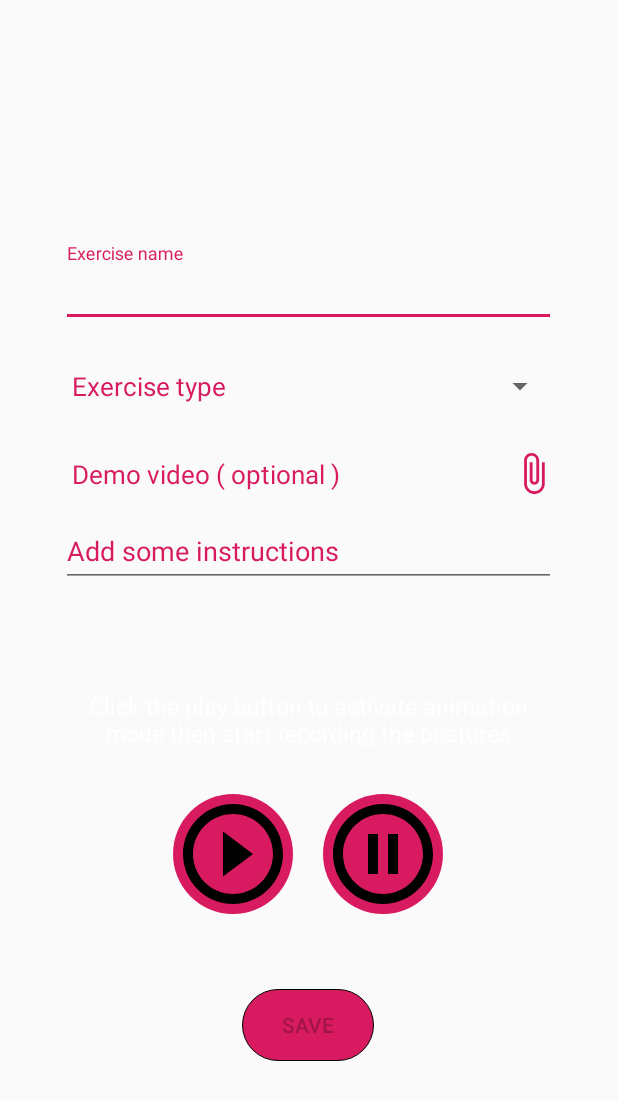
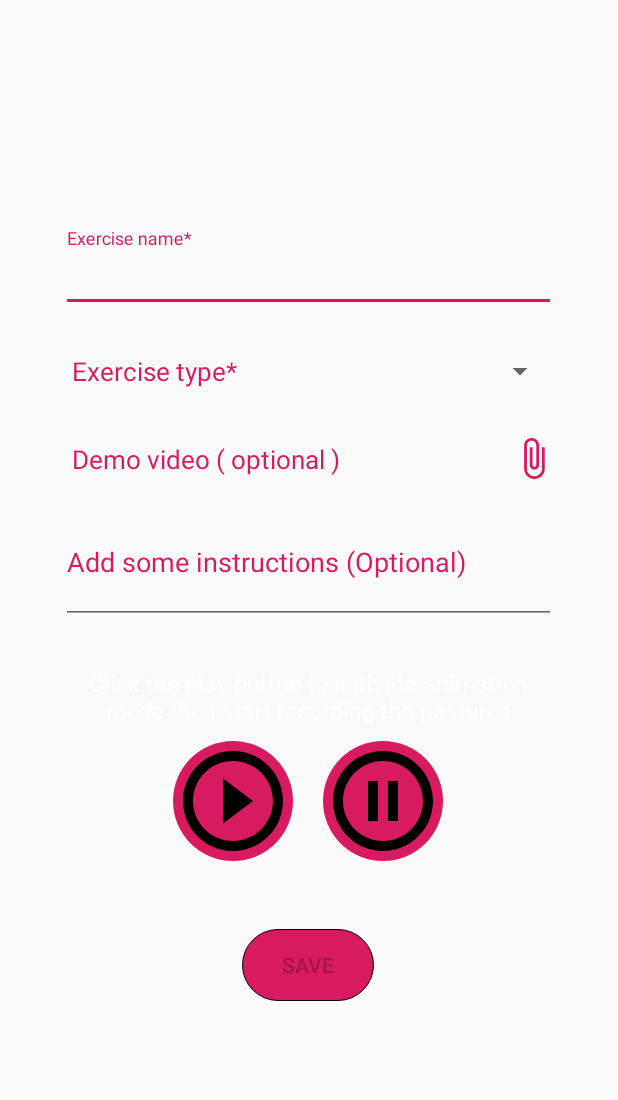
Before and after one commit to Moufdi96/Internship-Poject, an Android app: the layout creat_new_movment_fragment.xml on its own in the app's theme, with its tools: preview values and no code run, on a phone screen of 412 x 824 dp. Shown: the top 1100 px of the screen. Run offline under Robolectric (Android 15) with nearby library versions, the phone set to English and light mode, and no system bars.

Commit message:
Instructions feature is working

```diff
--- a/PepperApp/app/build.gradle
+++ b/PepperApp/app/build.gradle
@@ -30,8 +30,8 @@ dependencies {
     implementation 'com.google.android.material:material:1.0.0'
     implementation 'androidx.constraintlayout:constraintlayout:1.1.3'
     implementation 'androidx.cardview:cardview:1.0.0'
-    implementation files('/home/moufdi_taha/Downloads/commons-net-3.6-bin/commons-net-3.6/commons-net-3.6.jar')
-    //implementation files('C:\\Users\\test\\Documents\\commons-net-3.6-bin\\commons-net-3.6\\commons-net-3.6.jar')
+    //implementation files('/home/moufdi_taha/Downloads/commons-net-3.6-bin/commons-net-3.6/commons-net-3.6.jar')
+    implementation files('C:\\Users\\test\\Documents\\commons-net-3.6-bin\\commons-net-3.6\\commons-net-3.6.jar')
 
     testImplementation 'junit:junit:4.12'
     androidTestImplementation 'androidx.test.ext:junit:1.1.1'
--- a/PepperApp/app/src/main/res/layout/creat_new_movment_fragment.xml
+++ b/PepperApp/app/src/main/res/layout/creat_new_movment_fragment.xml
@@ -16,7 +16,7 @@
             android:layout_width="match_parent"
             android:layout_height="wrap_content"
             android:layout_gravity="center"
-            android:layout_marginTop="50dp"
+            android:layout_marginTop="40dp"
             android:textColorHint="@color/colorAccent">
 
             <com.google.android.material.textfield.TextInputEditText
@@ -24,7 +24,7 @@
                 android:layout_width="match_parent"
                 android:layout_height="wrap_content"
                 android:layout_margin="10dp"
-                android:hint="Exercise name"></com.google.android.material.textfield.TextInputEditText>
+                android:hint="Exercise name*"></com.google.android.material.textfield.TextInputEditText>
 
         </com.google.android.material.textfield.TextInputLayout>
 
@@ -45,7 +45,7 @@
                     android:layout_width="wrap_content"
                     android:layout_height="wrap_content"
                     android:padding="7dp"
-                    android:text="Exercise type"
+                    android:text="Exercise type*"
                     android:textColor="@color/colorAccent"
                     android:textSize="17dp">
 
@@ -106,9 +106,11 @@
                 <com.google.android.material.textfield.TextInputEditText
                     android:id="@+id/add_Instructions"
                     android:layout_width="match_parent"
-                    android:layout_height="wrap_content"
+                    android:layout_height="80dp"
                     android:layout_margin="10dp"
-                    android:hint="Add some instructions"></com.google.android.material.textfield.TextInputEditText>
+                    android:verticalScrollbarPosition="right"
+                    android:scrollbarSize="5dp"
+                    android:hint="Add some instructions (Optional)"></com.google.android.material.textfield.TextInputEditText>
             </com.google.android.material.textfield.TextInputLayout>
 
         </LinearLayout>
@@ -118,8 +120,6 @@
             android:layout_width="match_parent"
             android:layout_height="wrap_content"
             android:layout_gravity="center"
-
-
             android:orientation="horizontal">
 
             <androidx.appcompat.widget.AppCompatTextView
@@ -142,7 +142,6 @@
             android:layout_width="match_parent"
             android:layout_height="wrap_content"
             android:layout_marginLeft="10dp"
-            android:layout_marginTop="40dp"
             android:layout_marginRight="10dp"
             android:gravity="center"
             android:text="Click the play button to activate animation mode then start recording the postures"
@@ -152,7 +151,7 @@
         <LinearLayout
             android:layout_width="match_parent"
             android:layout_height="match_parent"
-            android:layout_marginTop="30dp"
+            android:layout_marginTop="10dp"
             android:layout_marginBottom="30dp"
             android:gravity="center"
             android:orientation="horizontal">
@@ -195,7 +194,7 @@
             android:layout_width="wrap_content"
             android:layout_height="wrap_content"
             android:layout_gravity="center"
-            android:layout_marginTop="20dp"
+            android:layout_marginTop="15dp"
             android:background="@drawable/roundedbuttom"
             android:enabled="false"
             android:text="Save"></Button>
--- a/PepperApp/app/src/main/res/values/strings.xml
+++ b/PepperApp/app/src/main/res/values/strings.xml
@@ -1,6 +1,6 @@
 <resources>
 
-    <string name="app_name">Pepper Health Care</string>
+    <string name="app_name">PepperPhysio</string>
     <string name="navigation_drawer_open">Open navigation drawer</string>
     <string name="navigation_drawer_close">Close navigation drawer</string>
 
```
Also changed, not shown: PepperApp/app/src/main/java/com/example/pepperapp/Controller/FTPCoponents/UICommand.java (+15 -0 lines), PepperApp/app/src/main/java/com/example/pepperapp/Controller/PlayActivity.java (+8 -5 lines).
